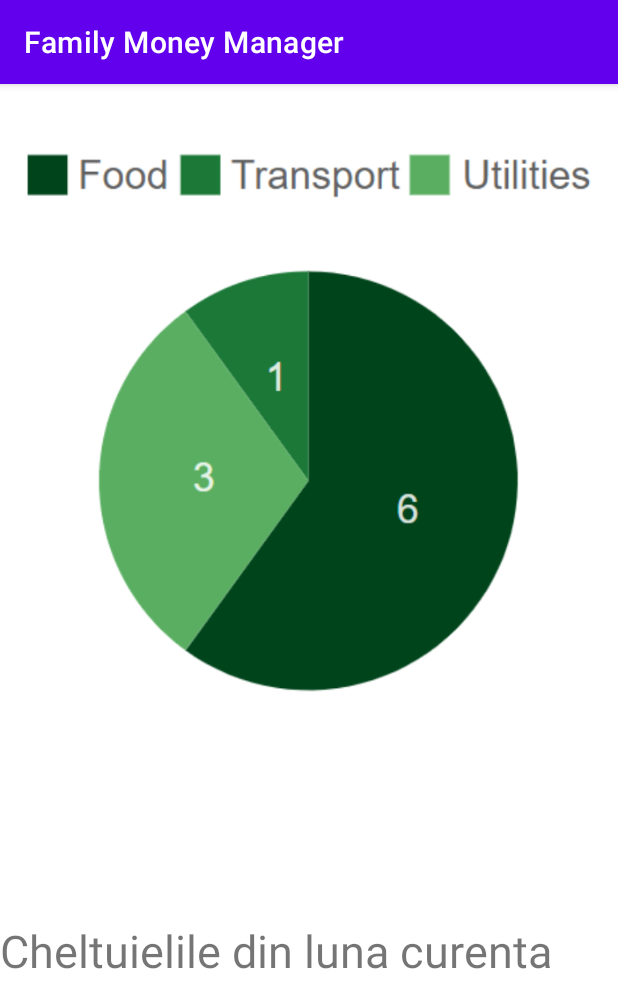
After one commit to radu9813/PIU_Echipa8, an Android app: the MoneyManageActivity screen opened directly, with no data from a screen before it, on a phone screen of 412 x 824 dp. The commit adds this screen. Shown: the top 1008 px of the screen. Run offline under Robolectric (Android 15) with nearby library versions, the phone set to English and light mode, and no system bars.

Commit message:
adaugare noi functii_

```diff
--- a/app/src/main/AndroidManifest.xml
+++ b/app/src/main/AndroidManifest.xml
@@ -9,7 +9,8 @@
         android:roundIcon="@mipmap/ic_launcher_round"
         android:supportsRtl="true"
         android:theme="@style/Theme.CalaTourApp">
-        <activity android:name=".activities.SocialNetworksActivity"></activity>
+        <activity android:name=".activities.MoneyManageActivity"></activity>
+        <activity android:name=".activities.SocialNetworksActivity" />
         <activity android:name=".activities.SplitBillActivity" />
         <activity android:name=".activities.WishListActivity" />
         <activity android:name=".activities.ShopListActivity" />
--- /dev/null
+++ b/app/src/main/java/com/example/team_8_project/activities/MoneyManageActivity.kt
@@ -0,0 +1,12 @@
+package com.example.team_8_project.activities
+
+import androidx.appcompat.app.AppCompatActivity
+import android.os.Bundle
+import com.example.team_8_project.R
+
+class MoneyManageActivity : AppCompatActivity() {
+    override fun onCreate(savedInstanceState: Bundle?) {
+        super.onCreate(savedInstanceState)
+        setContentView(R.layout.activity_money_manage)
+    }
+}
--- a/app/src/main/java/com/example/team_8_project/menu/MeniuActivity.kt
+++ b/app/src/main/java/com/example/team_8_project/menu/MeniuActivity.kt
@@ -35,6 +35,7 @@
         textButtons.add("Wish list")
         textButtons.add("Split bill")
         textButtons.add("Social Networks")
+        textButtons.add("Money Manage")
 
         imagesList.add(R.drawable.controlparental)
         imagesList.add(R.drawable.creategroup)
@@ -47,5 +48,6 @@
         imagesList.add(R.drawable.wishlist)
         imagesList.add(R.drawable.splitbill)
         imagesList.add(R.drawable.socialnetworks)
+        imagesList.add(R.drawable.moneymanage)
     }
 }
--- a/app/src/main/java/com/example/team_8_project/menu/RecyclerAdapter.kt
+++ b/app/src/main/java/com/example/team_8_project/menu/RecyclerAdapter.kt
@@ -95,6 +95,11 @@
                 val intent = Intent(holder.itemView.context, SocialNetworksActivity::class.java)
                 holder.itemView.context.startActivity(intent)
             }
+            else if(buttons[position].contentEquals("Money Manage"))
+            {
+                val intent = Intent(holder.itemView.context, MoneyManageActivity::class.java)
+                holder.itemView.context.startActivity(intent)
+            }
         }
     }
 
--- /dev/null
+++ b/app/src/main/res/layout/activity_money_manage.xml
@@ -0,0 +1,29 @@
+<?xml version="1.0" encoding="utf-8"?>
+<androidx.constraintlayout.widget.ConstraintLayout xmlns:android="http://schemas.android.com/apk/res/android"
+    xmlns:app="http://schemas.android.com/apk/res-auto"
+    xmlns:tools="http://schemas.android.com/tools"
+    android:layout_width="match_parent"
+    android:layout_height="match_parent"
+    tools:context=".activities.MoneyManageActivity">
+
+
+    <ImageView
+        android:id="@+id/imageView2"
+        android:layout_width="wrap_content"
+        android:layout_height="wrap_content"
+        android:src="@drawable/pie_diagram"
+        tools:ignore="MissingConstraints"
+        tools:layout_editor_absoluteX="0dp"
+        tools:layout_editor_absoluteY="46dp" />
+
+    <TextView
+        android:id="@+id/textView2"
+        android:layout_width="wrap_content"
+        android:layout_height="wrap_content"
+        android:layout_marginTop="96dp"
+        android:text="Cheltuielile din luna curenta"
+        android:textSize="30dp"
+        app:layout_constraintTop_toBottomOf="@+id/imageView2"
+        tools:ignore="MissingConstraints"
+        tools:layout_editor_absoluteX="25dp" />
+</androidx.constraintlayout.widget.ConstraintLayout>
```
Also changed, not shown: app/src/main/res/drawable-v24/moneymanage.png (added), app/src/main/res/drawable-v24/pie_diagram.png (added), 1 other file.
